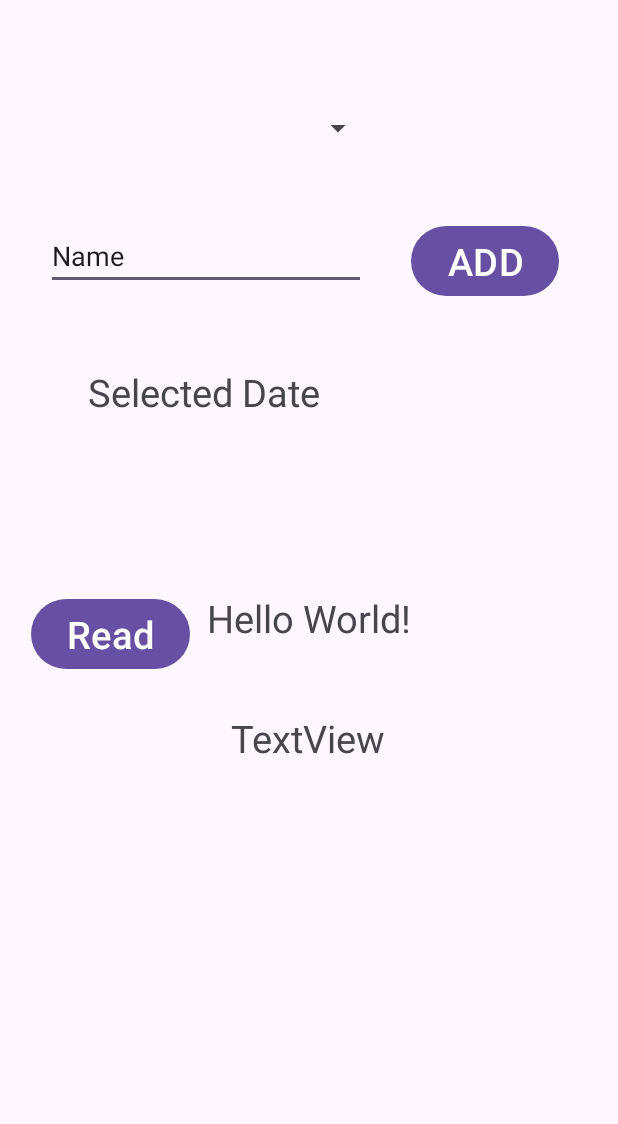
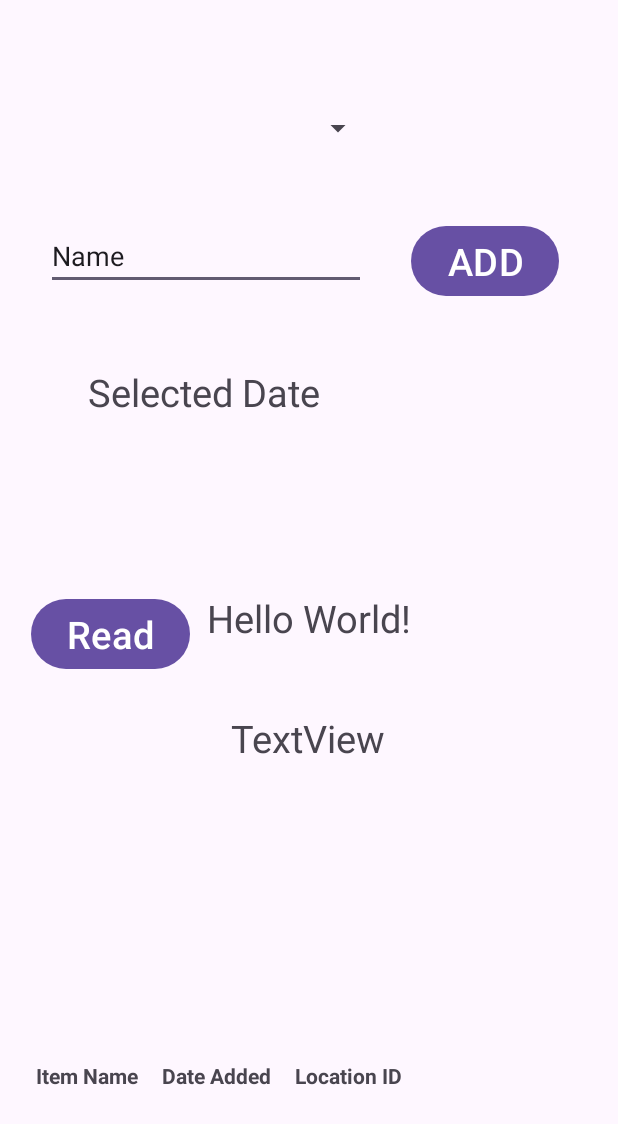
Before and after one commit to potatoscript/AndroidMastery, an Android app: the screen it shows after launch (MainActivity), on a phone screen of 412 x 824 dp. Shown: the top 1124 px of the screen. Run offline under Robolectric (Android 15) with nearby library versions, the phone set to English and light mode, and no system bars; 2 statements that could not run were skipped.

Commit message:
Added Table Object

```diff
--- a/app/src/main/res/layout/activity_main.xml
+++ b/app/src/main/res/layout/activity_main.xml
@@ -11,7 +11,7 @@
 
 
     <TextView
-        android:id="@+id/selected_date_text"
+        android:id="@+id/date_added_text"
         android:layout_width="wrap_content"
         android:layout_height="wrap_content"
         android:text="Selected Date"
@@ -20,7 +20,7 @@
         app:layout_constraintEnd_toEndOf="parent"
         app:layout_constraintHorizontal_bias="0.228"
         app:layout_constraintStart_toStartOf="parent"
-        app:layout_constraintTop_toBottomOf="@+id/editTextText"
+        app:layout_constraintTop_toBottomOf="@+id/item_name_text"
         app:layout_constraintVertical_bias="0.085" />
 
     <TextView
@@ -75,7 +75,7 @@
         app:layout_constraintVertical_bias="0.191" />
 
     <EditText
-        android:id="@+id/editTextText"
+        android:id="@+id/item_name_text"
         android:layout_width="wrap_content"
         android:layout_height="wrap_content"
         android:ems="10"
@@ -89,14 +89,48 @@
         app:layout_constraintVertical_bias="0.19" />
 
     <Spinner
-        android:id="@+id/location_spinner"
+        android:id="@+id/item_location_id_text"
         android:layout_width="217dp"
         android:layout_height="51dp"
-        app:layout_constraintBottom_toTopOf="@+id/editTextText"
+        app:layout_constraintBottom_toTopOf="@+id/item_name_text"
         app:layout_constraintEnd_toEndOf="parent"
         app:layout_constraintHorizontal_bias="0.164"
         app:layout_constraintStart_toStartOf="parent"
         app:layout_constraintTop_toTopOf="parent"
         app:layout_constraintVertical_bias="0.62" />
 
+    <TableLayout
+        android:id="@+id/item_table"
+        android:layout_width="0dp"
+        android:layout_height="wrap_content"
+        android:padding="16dp"
+        app:layout_constraintBottom_toBottomOf="parent"
+        app:layout_constraintEnd_toEndOf="parent"
+        app:layout_constraintHorizontal_bias="0.0"
+        app:layout_constraintStart_toStartOf="parent"
+        app:layout_constraintTop_toBottomOf="@+id/txt2"
+        app:layout_constraintVertical_bias="0.703">
+        <!-- Table Header -->
+        <TableRow>
+
+            <TextView
+                android:padding="8dp"
+                android:text="Item Name"
+                android:textStyle="bold" />
+
+            <TextView
+                android:padding="8dp"
+                android:text="Date Added"
+                android:textStyle="bold" />
+
+            <TextView
+                android:padding="8dp"
+                android:text="Location ID"
+                android:textStyle="bold" />
+        </TableRow>
+
+        <!-- Data rows will be added programmatically -->
+
+    </TableLayout>
+
 </androidx.constraintlayout.widget.ConstraintLayout>
--- a/app/src/main/res/xml/network_security_config.xml
+++ b/app/src/main/res/xml/network_security_config.xml
@@ -1,6 +1,6 @@
 <?xml version="1.0" encoding="utf-8"?>
 <network-security-config>
     <domain-config cleartextTrafficPermitted="true">
-        <domain includeSubdomains="true">192.168.91.137</domain>
+        <domain includeSubdomains="true">192.168.196.137</domain>
     </domain-config>
 </network-security-config>
```
Also changed, not shown: app/src/main/java/com/example/myjapanese/Item.java (+13 -9 lines), app/src/main/java/com/example/myjapanese/MainActivity.java (+108 -10 lines).
